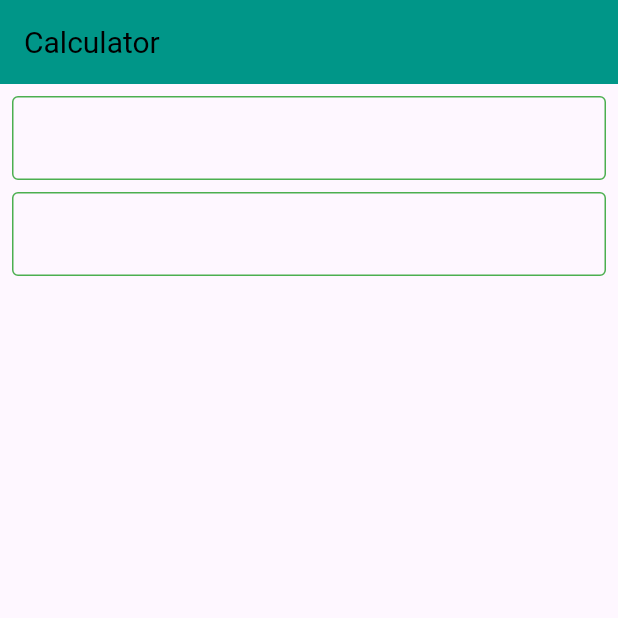
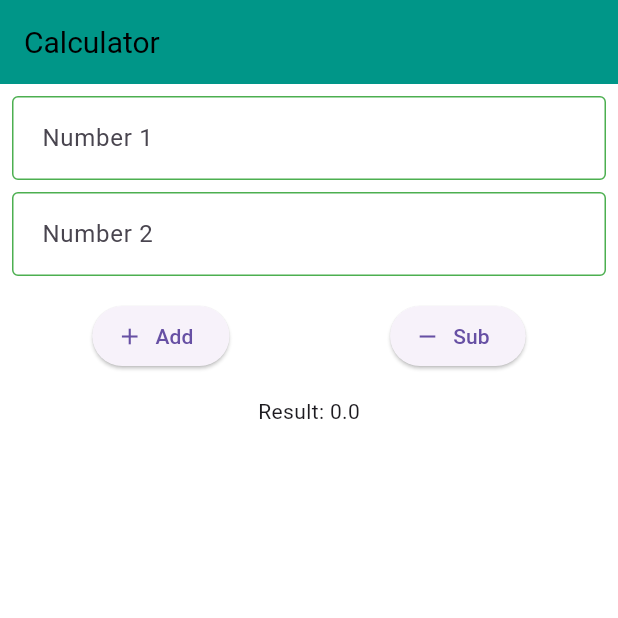
Before and after one commit to ashikmoinul/calculator_app, a Flutter app: the screen it shows after launch, on a phone screen of 412 x 824 dp, the top half of it. Run offline on Flutter 3.47's test engine with Material 3 defaults, Android fonts, the phone set to English and light mode, and no system bars.

Commit message:
Add Home Screen UI

```diff
--- a/lib/home_screen.dart
+++ b/lib/home_screen.dart
@@ -8,6 +8,10 @@ class HomeScreen extends StatefulWidget {
 }
 
 class _HomeScreenState extends State<HomeScreen> {
+  final TextEditingController _numOneTEController = TextEditingController();
+  final TextEditingController _numTwoTEController = TextEditingController();
+  double _result = 0.00;
+
   @override
   Widget build(BuildContext context) {
     return Scaffold(
@@ -18,17 +22,76 @@ class _HomeScreenState extends State<HomeScreen> {
           style: TextStyle(fontSize: 20),
         ),
       ),
+      backgroundColor: Colors.white,
       body: Padding(
-        padding: EdgeInsets.all(8.0),
+        padding: const EdgeInsets.all(8.0),
         child: Column(
           children: [
             TextField(
+              controller: _numOneTEController,
+              decoration: const InputDecoration(
+                hintText: 'Number 1',
+              ),
+              keyboardType: TextInputType.number,
             ),
-            SizedBox(height: 8),
-            TextField(),
+            const SizedBox(height: 8),
+            TextField(
+              controller: _numTwoTEController,
+              decoration: const InputDecoration(
+                hintText: 'Number 2',
+              ),
+              keyboardType: TextInputType.number,
+            ),
+            const SizedBox(height: 16),
+            Row(
+              mainAxisAlignment: MainAxisAlignment.spaceAround,
+              children: [
+                ElevatedButton.icon(
+                  onPressed: _add,
+                  icon: const Icon(Icons.add),
+                  label: const Text('Add'),
+                ),
+                ElevatedButton.icon(
+                  onPressed: _sub,
+                  icon: const Icon(Icons.remove),
+                  label: const Text('Sub'),
+                ),
+              ],
+            ),
+            const SizedBox(height: 16),
+            Text(
+              'Result: $_result',
+              style: const TextStyle(fontSize: 14),
+            ),
           ],
         ),
       ),
     );
   }
+
+  void _add() {
+    double numberOne = double.tryParse(_numOneTEController.text) ?? 0;
+    double numberTwo = double.tryParse(_numTwoTEController.text) ?? 0;
+    _result = numberOne + numberTwo;
+    setState(() {
+
+    });
+  }
+
+  void _sub() {
+    double numberOne = double.tryParse(_numOneTEController.text) ?? 0;
+    double numberTwo = double.tryParse(_numTwoTEController.text) ?? 0;
+    _result = numberOne - numberTwo;
+    setState(() {
+
+    });
+  }
+
+  @override
+  void dispose() {
+
+    _numOneTEController.dispose();
+    _numTwoTEController.dispose();
+    super.dispose();
+  }
 }
--- a/lib/main.dart
+++ b/lib/main.dart
@@ -14,11 +14,11 @@ class CalculatorApp extends StatelessWidget {
       debugShowCheckedModeBanner: false,
       home: const HomeScreen(),
       theme: ThemeData(
-        appBarTheme: const AppBarTheme(
+        appBarTheme:  const AppBarTheme(
           color: Colors.teal,
           foregroundColor: Colors.black,
         ),
-        inputDecorationTheme: const InputDecorationTheme(
+        inputDecorationTheme:  const InputDecorationTheme(
           border: OutlineInputBorder(
             borderSide: BorderSide(color: Colors.green),
           ),
@@ -33,6 +33,7 @@ class CalculatorApp extends StatelessWidget {
           ),
           contentPadding: EdgeInsets.all(16),
         ),
+        iconButtonTheme: const IconButtonThemeData(),
       ),
     );
   }
```
